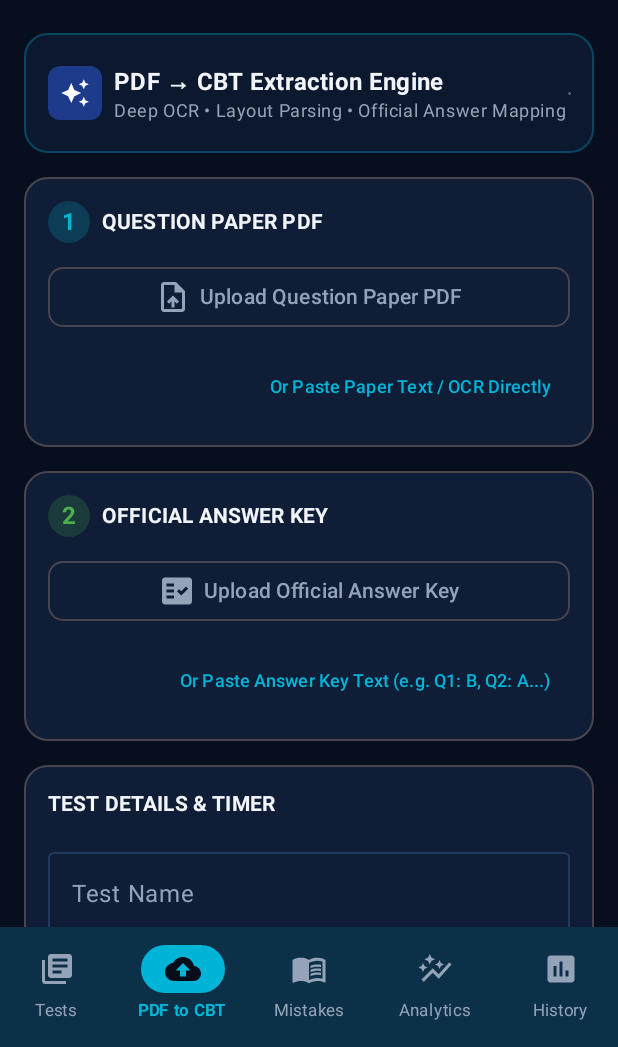
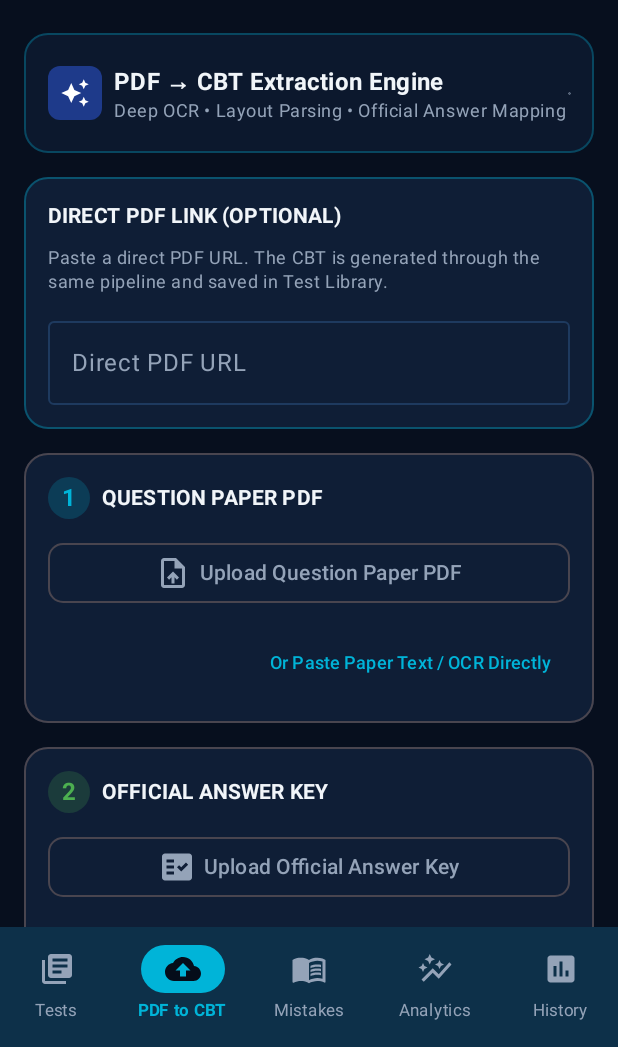
Before and after one commit to jainvinit268-netizen/Karam-2027-apk, an Android app built with Jetpack Compose: the screen it shows after launch (MainActivity), item 2 of the bottom bar chosen, on a phone screen of 412 x 824 dp, the part 189-1236 px from its top. Run offline under Robolectric (Android 15) with nearby library versions, the phone set to English and light mode, and no system bars; our stand-ins replace Room's generated code; pictures from the network do not load.

Commit message:
feat: support direct PDF source links [skip ci]

```diff
--- a/app/src/main/java/com/example/data/ai/PdfDocumentHelper.kt
+++ b/app/src/main/java/com/example/data/ai/PdfDocumentHelper.kt
@@ -16,6 +16,7 @@ import java.io.ByteArrayInputStream
 import java.io.ByteArrayOutputStream
 import java.io.File
 import java.io.FileOutputStream
+import java.io.FileInputStream
 import java.util.zip.Inflater
 import java.util.zip.InflaterInputStream
 
@@ -63,7 +64,7 @@ object PdfDocumentHelper {
 
         var directText = ""
         try {
-            context.contentResolver.openInputStream(uri)?.use { stream ->
+            (if (uri.scheme == "file") FileInputStream(File(uri.path ?: return@withContext ExtractedDocument(fileName, "", 0, emptyList(), PdfSourceType.SCANNED_IMAGE))) else context.contentResolver.openInputStream(uri))?.use { stream ->
                 val bytes = stream.readBytes()
                 val candidateText = String(bytes, Charsets.UTF_8)
                 if (!candidateText.startsWith("%PDF") && candidateText.count { it.isLetterOrDigit() || it.isWhitespace() } > candidateText.length * 0.6) {
@@ -85,7 +86,7 @@ object PdfDocumentHelper {
         var detectedPdfType = PdfSourceType.NATIVE_TEXT
 
         try {
-            context.contentResolver.openInputStream(uri)?.use { input ->
+            (if (uri.scheme == "file") FileInputStream(File(uri.path ?: return@withContext ExtractedDocument(fileName, "", 0, emptyList(), PdfSourceType.SCANNED_IMAGE))) else context.contentResolver.openInputStream(uri))?.use { input ->
                 FileOutputStream(tempFile).use { output -> input.copyTo(output) }
             }
 
--- a/app/src/main/java/com/example/data/ai/PdfVisualCropper.kt
+++ b/app/src/main/java/com/example/data/ai/PdfVisualCropper.kt
@@ -13,6 +13,7 @@ import kotlinx.coroutines.Dispatchers
 import kotlinx.coroutines.withContext
 import java.io.File
 import java.io.FileOutputStream
+import java.io.FileInputStream
 
 /**
  * Creates question visuals ONLY from original PDF page geometry.
@@ -38,7 +39,7 @@ object PdfVisualCropper {
         val tempPdf = File(context.cacheDir, "crop_$testId.pdf")
 
         try {
-            context.contentResolver.openInputStream(pdfUri)?.use { input ->
+            (if (pdfUri.scheme == "file") FileInputStream(File(pdfUri.path ?: return@withContext questions)) else context.contentResolver.openInputStream(pdfUri))?.use { input ->
                 FileOutputStream(tempPdf).use { output -> input.copyTo(output) }
             } ?: return@withContext questions
 
--- a/app/src/main/java/com/example/ui/components/PdfToCbtSection.kt
+++ b/app/src/main/java/com/example/ui/components/PdfToCbtSection.kt
@@ -49,6 +49,7 @@ fun PdfToCbtSection(
 
     var selectedAnswerKeyUri by remember { mutableStateOf<Uri?>(null) }
     var selectedAnswerKeyFileName by remember { mutableStateOf<String?>(null) }
+    var sourceLink by remember { mutableStateOf("") }
 
     var questionPaperText by remember { mutableStateOf("") }
     var answerKeyText by remember { mutableStateOf("") }
@@ -153,6 +154,38 @@ fun PdfToCbtSection(
                         onDismiss = { showAiSettings = false }
                     )
                 }
+            }
+        }
+
+        // OPTIONAL DIRECT PDF SOURCE LINK
+        Card(
+            modifier = Modifier.fillMaxWidth(),
+            shape = RoundedCornerShape(16.dp),
+            colors = CardDefaults.cardColors(containerColor = MaterialTheme.colorScheme.surface),
+            border = BorderStroke(1.dp, JeeCyan.copy(alpha = 0.35f))
+        ) {
+            Column(modifier = Modifier.padding(16.dp), verticalArrangement = Arrangement.spacedBy(10.dp)) {
+                Text("DIRECT PDF LINK (OPTIONAL)", fontWeight = FontWeight.Bold, style = MaterialTheme.typography.titleSmall)
+                Text(
+                    "Paste a direct PDF URL. The CBT is generated through the same pipeline and saved in Test Library.",
+                    style = MaterialTheme.typography.bodySmall,
+                    color = MaterialTheme.colorScheme.onSurfaceVariant
+                )
+                OutlinedTextField(
+                    value = sourceLink,
+                    onValueChange = { sourceLink = it },
+                    label = { Text("Direct PDF URL") },
+                    placeholder = { Text("https://example.com/paper.pdf") },
+                    modifier = Modifier.fillMaxWidth().testTag("input_source_link"),
+                    singleLine = true,
+                    trailingIcon = {
+                        if (sourceLink.isNotBlank()) {
+                            IconButton(onClick = { sourceLink = "" }) {
+                                Icon(Icons.Default.Clear, contentDescription = "Clear link")
+                            }
+                        }
+                    }
+                )
             }
         }
 
@@ -500,12 +533,21 @@ fun PdfToCbtSection(
         }
 
         // GENERATE BUTTON
-        val hasInputs = selectedPdfUri != null || selectedPdfFileName != null || questionPaperText.isNotBlank()
+        val hasInputs = sourceLink.isNotBlank() || selectedPdfUri != null || selectedPdfFileName != null || questionPaperText.isNotBlank()
         val finalDuration = if (isCustomDuration) (customDurationInput.toIntOrNull() ?: 180) else selectedDurationMinutes
 
         Button(
             onClick = {
                 val resolvedTitle = if (testTitle.isNotBlank()) testTitle else (selectedPdfFileName?.substringBeforeLast(".") ?: "Uploaded JEE Paper")
+                if (sourceLink.isNotBlank()) {
+                    viewModel.convertPdfFromUrl(
+                        testTitle = resolvedTitle,
+                        pdfUrl = sourceLink,
+                        answerKeyUri = selectedAnswerKeyUri,
+                        fallbackAnswerText = answerKeyText,
+                        durationMinutes = finalDuration
+                    )
+                } else {
                     viewModel.convertFilesToCbt(
                         testTitle = resolvedTitle,
                         questionPdfUri = selectedPdfUri,
@@ -515,6 +557,7 @@ fun PdfToCbtSection(
                         durationMinutes = finalDuration,
                         pdfFileName = selectedPdfFileName ?: "Uploaded_JEE_Paper.pdf"
                     )
+                }
             },
             enabled = hasInputs && !conversionState.isProcessing,
             modifier = Modifier
```
Also changed, not shown: app/src/main/java/com/example/ui/viewmodel/JeeViewModel.kt (+64 -0 lines). Lines whose indentation alone changed are shown as unchanged.
